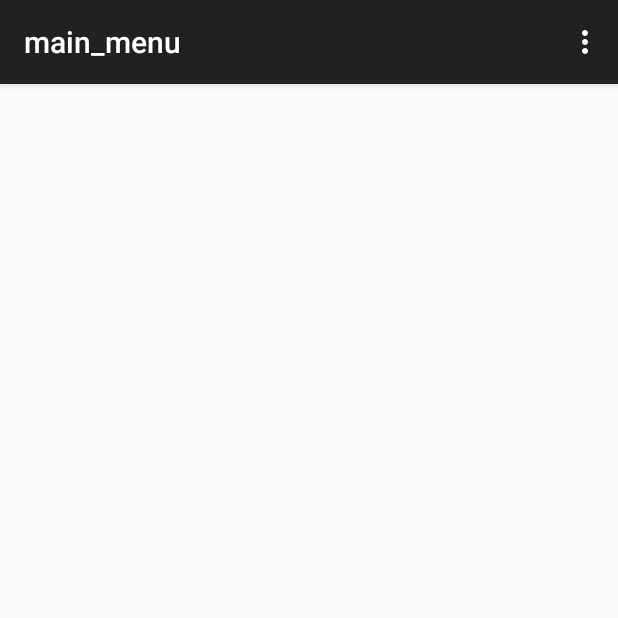
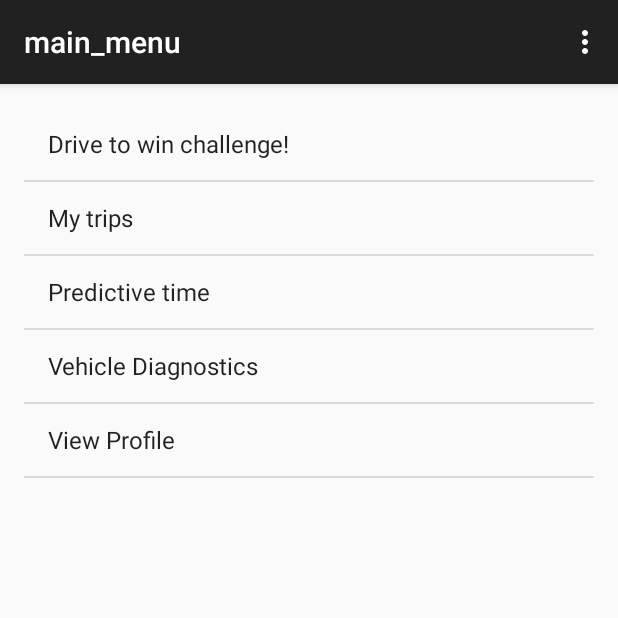
Before and after one commit to ashwintk/DriveToWin, an Android app: the main_menu screen opened directly, with no data from a screen before it, on a phone screen of 412 x 824 dp, the top half of it. Run offline under Robolectric (Android 15) with nearby library versions, the phone set to English and light mode, and no system bars.

Commit message:
Making all the folder root calls Dynamic , adding in Menu page as a list view

```diff
--- a/DriveToWin/app/src/main/res/layout/activity_main_menu.xml
+++ b/DriveToWin/app/src/main/res/layout/activity_main_menu.xml
@@ -5,12 +5,15 @@
     android:paddingTop="@dimen/activity_vertical_margin"
     android:paddingBottom="@dimen/activity_vertical_margin"
     tools:context="com.example.ashwinkumar.drivetowin.main_menu">
-    <TableLayout
-        android:layout_width="fill_parent"
-        android:layout_height="fill_parent"
-        android:layout_alignParentTop="true"
-        android:layout_alignParentLeft="true"
-        android:layout_alignParentStart="true"
-        android:id="@+id/main_menu_table">
-    </TableLayout>
+
+	<ListView
+		android:layout_width="match_parent"
+		android:layout_height="match_parent"
+		android:id="@+id/listView"
+		android:layout_alignParentBottom="true"
+		android:layout_alignParentLeft="true"
+		android:layout_alignParentStart="true"
+		android:entries="@array/main_menu_items"
+		android:layout_centerHorizontal="true"
+		android:choiceMode="singleChoice"/>
 </RelativeLayout>
--- a/DriveToWin/app/src/main/res/values/strings.xml
+++ b/DriveToWin/app/src/main/res/values/strings.xml
@@ -38,4 +38,11 @@
     <string name="claim_number">Enter Claim Phone #</string>
     <string name="terms_text">By signing up, you accpet the terms and conditions of the application</string>
     <string name="title_activity_emergency_contacts">EmergencyContacts</string>
+	<string-array name="main_menu_items">
+		<item>Drive to win challenge!</item>
+		<item>My trips</item>
+		<item>Predictive time</item>
+		<item>Vehicle Diagnostics</item>
+		<item>View Profile</item>
+	</string-array>
 </resources>
```
Also changed, not shown: 2 other files.
